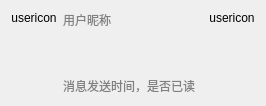
Above: src/resf/message_item.ui from clb-128258/TiebaDesktop before the change. Below: the same form after it.
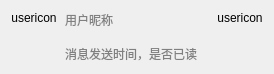
That is the form after the change.

```diff
--- a/src/resf/message_item.ui
+++ b/src/resf/message_item.ui
@@ -6,14 +6,17 @@
    <rect>
     <x>0</x>
     <y>0</y>
-    <width>266</width>
-    <height>106</height>
+    <width>274</width>
+    <height>66</height>
    </rect>
   </property>
   <property name="windowTitle">
    <string>消息条目</string>
   </property>
   <layout class="QGridLayout" name="gridLayout" columnstretch="0,1,0">
+   <property name="horizontalSpacing">
+    <number>8</number>
+   </property>
    <item row="0" column="0">
     <layout class="QVBoxLayout" name="verticalLayout">
      <item>
@@ -43,8 +46,17 @@
    </item>
    <item row="0" column="1">
     <layout class="QVBoxLayout" name="verticalLayout_3" stretch="0,1,0">
+     <property name="spacing">
+      <number>8</number>
+     </property>
      <item>
       <widget class="QLabel" name="label_4">
+       <property name="maximumSize">
+        <size>
+         <width>16777215</width>
+         <height>16777215</height>
+        </size>
+       </property>
        <property name="font">
         <font>
          <pointsize>9</pointsize>
@@ -63,6 +75,12 @@
      </item>
      <item>
       <widget class="QLabel" name="label_3">
+       <property name="maximumSize">
+        <size>
+         <width>16777215</width>
+         <height>16777215</height>
+        </size>
+       </property>
        <property name="font">
         <font>
          <pointsize>9</pointsize>
```
Left out of the diff: 9 changed lines with no effect on the pictures.
